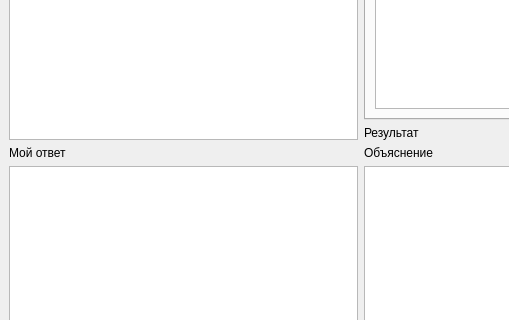
Before: the Qt Designer form mainwindow.ui in grigvlwork/logic, drawn with Qt 5; both pictures show x 0 to 509 and y 243 to 563 of the 1078 by 771 pixel window.
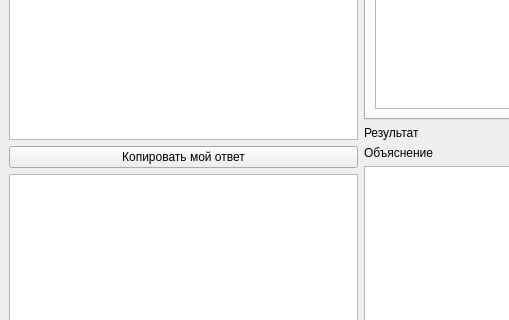
After: the same form once the commit is applied.

Commit message: Добавил кнопку "Копировать мой ответ", и заменил форматтер на black

```diff
--- a/mainwindow.ui
+++ b/mainwindow.ui
@@ -76,9 +76,9 @@
       <item>
        <layout class="QVBoxLayout" name="verticalLayout_2">
         <item>
-         <widget class="QLabel" name="label_2">
+         <widget class="QPushButton" name="copy_my_answer_btn">
           <property name="text">
-           <string>Мой ответ</string>
+           <string>Копировать мой ответ</string>
           </property>
          </widget>
         </item>
```
The commit also changes 2 other files.
